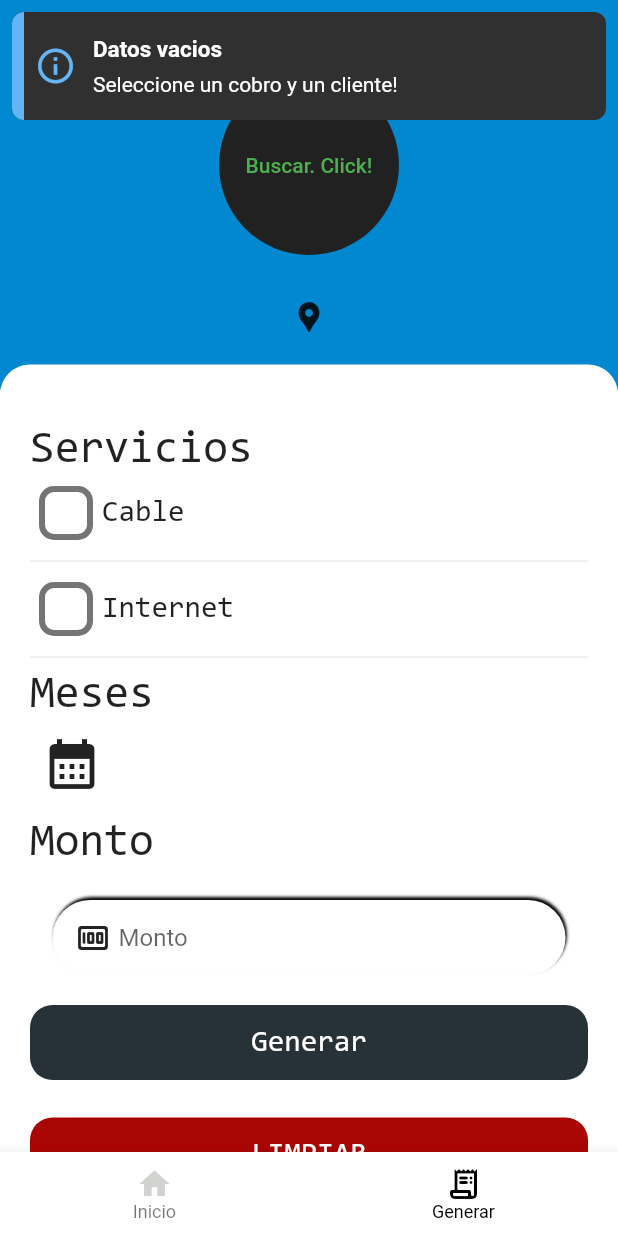
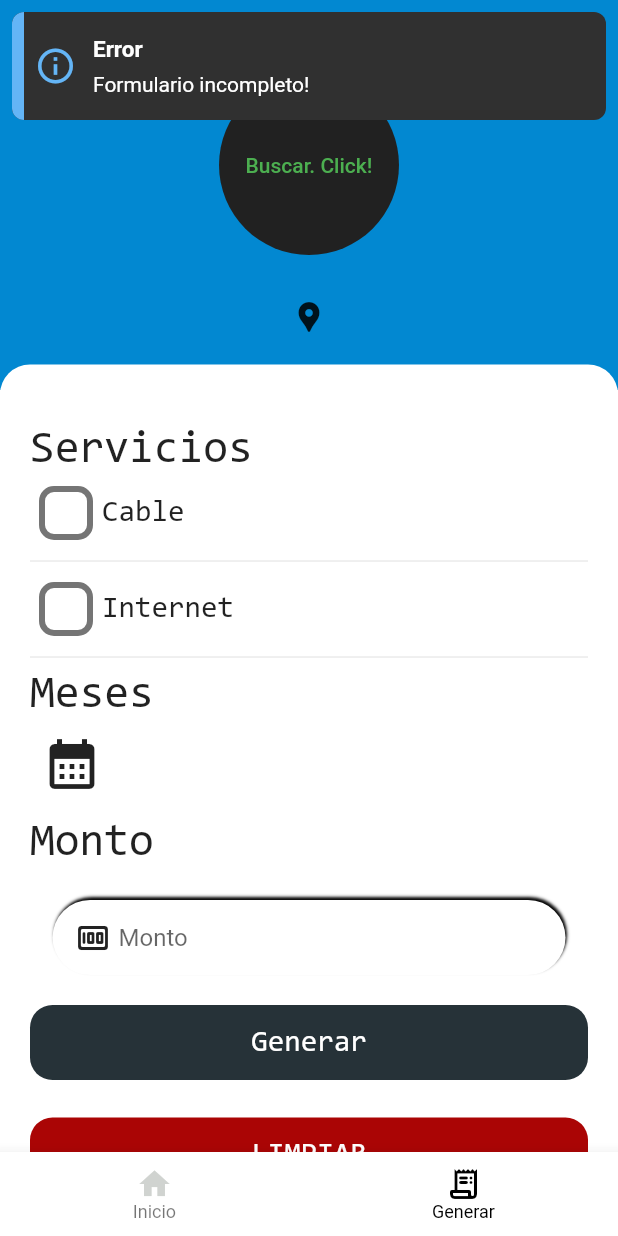
Before and after one commit to alexYovani53/ticketapp, a Flutter app: the screen it shows after launch, item 2 of the bottom bar chosen, after a tap on "Generar", on a phone screen of 412 x 824 dp. Run offline on Flutter 3.47's test engine with Material 2 defaults, Android fonts, the phone set to English and light mode, and no system bars; drawn by our look-alikes of another_flushbar; our stand-ins replace pdf, percent_indicator, permission_handler, sqflite; missing offline and left inert: media_store_plus; accounts and stored records are empty.

Commit message:
Cambios y mejoras

```diff
--- a/lib/pages/facturacion/facturacion.dart
+++ b/lib/pages/facturacion/facturacion.dart
@@ -1,5 +1,4 @@
 import 'package:flutter/material.dart';
-import 'package:media_store_plus/media_store_plus.dart';
 import 'package:provider/provider.dart';
 import 'package:ticketapp/models/Persona.dart';
 import 'package:ticketapp/pages/facturacion/meses.dart';
@@ -247,7 +246,6 @@ class _FacturacionState extends State<Facturacion> {
   }
 
   void enviarFactura(BuildContext context) async {
-
     final cobro = checked[0]
         ? "Cable"
         : checked[1]
@@ -259,12 +257,12 @@ class _FacturacionState extends State<Facturacion> {
     GenerateFactura.shared.setMeses = provider.checkedMes;
 
     if (!GenerateFactura.shared.estado) {
-      showFlushBar("Datos vacios", "Seleccione un cobro y un cliente!", context);
+      showFlushBar("Error", "Formulario incompleto!", context);
       return;
     }
     GenerateFactura.shared.generarPdf(context).then((value) {
       if (value != 1) {
-        showFlushBar("Guardar archivo", "FALLO AL GUARDAR ARCHIVO", context, );
+        showFlushBar("Guardar archivo", "Ocurrio un error al guardar el archivo", context);
         return;
       }
       provider.actualizarMonto(double.tryParse(controllerMonto.text));
--- a/pubspec.yaml
+++ b/pubspec.yaml
@@ -33,7 +33,6 @@ dependencies:
     sdk: flutter
   intl: ^0.17.0
   media_store_plus: ^0.0.6
-  open_filex: ^4.3.2
   path_provider: ^2.0.9
   pdf: ^3.8.1
   percent_indicator: ^4.0.1
```
Also changed, not shown: lib/util/generate_factura.dart (+11 -4 lines), pubspec.lock, 5 other files.
